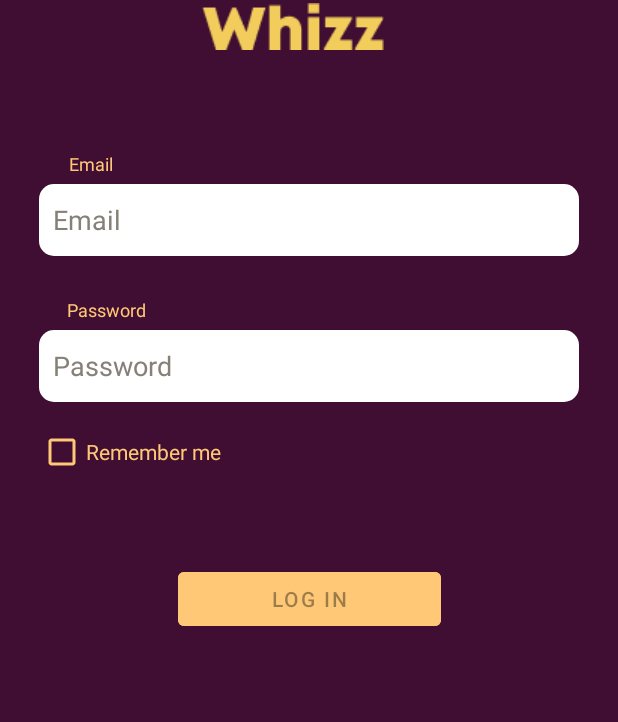
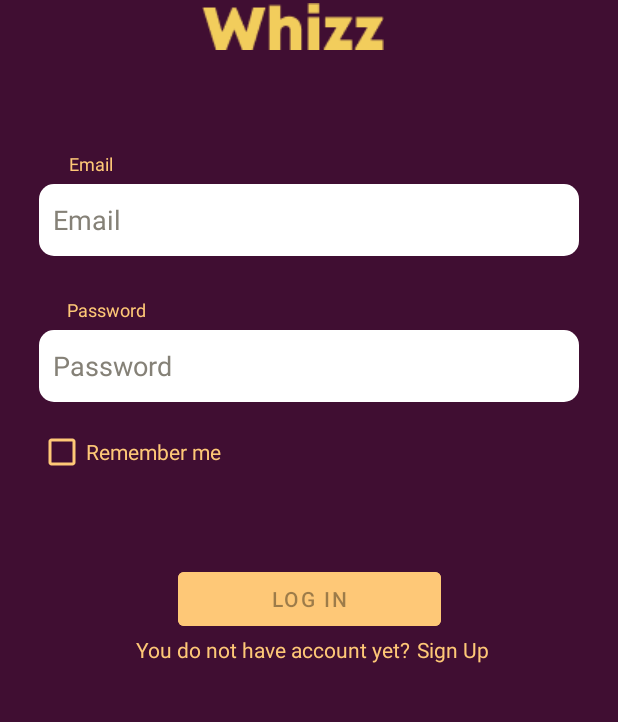
Before and after one commit to SpectreOfSolitude/OperationLevelUp, an Android app: the screen it shows after launch (LoginActivity), on a phone screen of 412 x 824 dp, the part 368-1090 px from its top. Run offline under Robolectric (Android 15) with nearby library versions, the phone set to English and light mode, and no system bars.

Commit message:
login_link_signUp

```diff
--- a/app/src/main/res/layout/activity_login.xml
+++ b/app/src/main/res/layout/activity_login.xml
@@ -158,6 +158,31 @@
         app:srcCompat="@drawable/logo_whizz_revisi"
         />
 
+    <TextView
+        android:layout_width="wrap_content"
+        android:layout_height="wrap_content"
+        android:autoLink="web"
+        android:text="@string/link_signup"
+        android:textColor="@color/yellow_whizz"
+        app:layout_constraintEnd_toEndOf="parent"
+        app:layout_constraintHorizontal_bias="0.509"
+        app:layout_constraintStart_toStartOf="parent"
+        app:layout_constraintTop_toBottomOf="@+id/login"
+        android:layout_marginLeft="190dp"
+        />
+    <TextView
+        android:layout_width="wrap_content"
+        android:layout_height="wrap_content"
+        android:autoLink="web"
+        android:text="@string/have_no_account"
+        android:textColor="@color/yellow_whizz"
+        app:layout_constraintEnd_toEndOf="parent"
+        app:layout_constraintHorizontal_bias="0.509"
+        app:layout_constraintStart_toStartOf="parent"
+        app:layout_constraintTop_toBottomOf="@+id/login"
+        android:layout_marginRight="50dp"
+        />
+
 
 
 
--- a/app/src/main/res/layout/activity_signin.xml
+++ b/app/src/main/res/layout/activity_signin.xml
@@ -155,7 +155,7 @@
         android:id="@+id/button_Signin"
         android:layout_below="@id/editTextConfirmPassword"
         android:layout_centerHorizontal="true"
-        android:layout_marginTop="90dp"
+        android:layout_marginTop="50dp"
         android:layout_marginLeft="130dp"
         android:text="sign Up"
         android:textColor="@color/purple_whizz"
```
